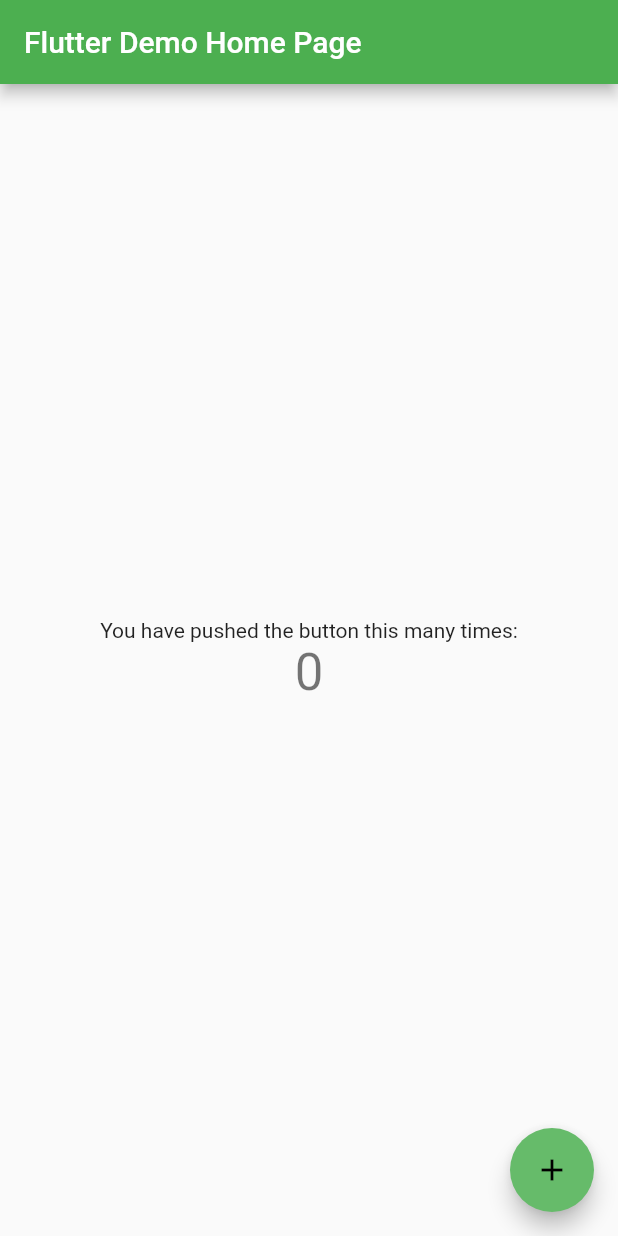
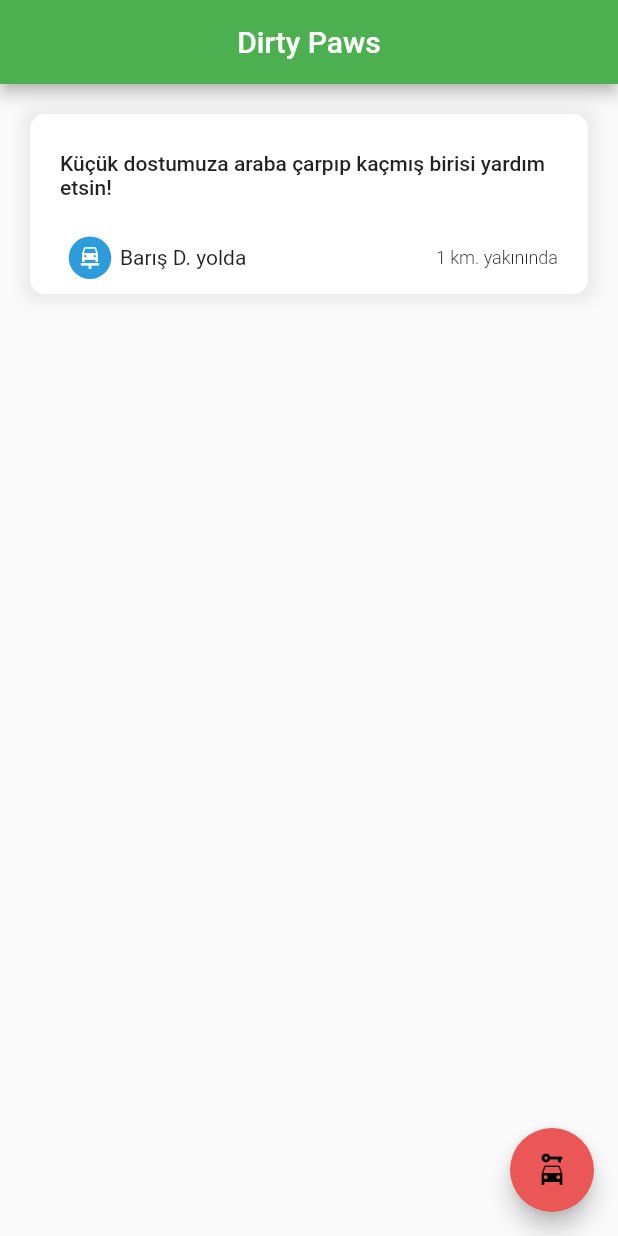
Before and after one commit to baris5d/Mobile-App, a Flutter app: the MyHomePage screen opened directly, on a phone screen of 412 x 824 dp. Run offline on Flutter 3.47's test engine with Material 2 defaults, Android fonts, the phone set to English and light mode, and no system bars; our stand-ins replace flushbar, font_awesome_flutter; missing offline and left inert: transformer_page_view.

Commit message:
Emergency list design

```diff
--- a/lib/dashboard_screen.dart
+++ b/lib/dashboard_screen.dart
@@ -1,4 +1,6 @@
 import 'package:flutter/material.dart';
+
+import 'widgets/help_box.dart';
 
 class MyApp extends StatelessWidget {
   // This widget is the root of your application.
@@ -7,10 +9,10 @@ class MyApp extends StatelessWidget {
     return MaterialApp(
       title: 'Flutter Demo',
       theme: ThemeData(
-        primarySwatch: Colors.blue,
+        primarySwatch: Colors.green,
         visualDensity: VisualDensity.adaptivePlatformDensity,
       ),
-      home: MyHomePage(title: 'Flutter Demo Home Page'),
+      home: MyHomePage(title: 'Dirty Paws'),
     );
   }
 }
@@ -25,39 +27,24 @@ class MyHomePage extends StatefulWidget {
 }
 
 class _MyHomePageState extends State<MyHomePage> {
-  int _counter = 0;
-
-  void _incrementCounter() {
-    setState(() {
-      _counter++;
-    });
-  }
 
   @override
   Widget build(BuildContext context) {
     return Scaffold(
       appBar: AppBar(
-        title: Text(widget.title),
+        title: Align( alignment: Alignment.center, child: Text(widget.title) )
       ),
-      body: Center(
-        child: Column(
-          mainAxisAlignment: MainAxisAlignment.center,
-          children: <Widget>[
-            Text(
-              'You have pushed the button this many times:',
-            ),
-            Text(
-              '$_counter',
-              style: Theme.of(context).textTheme.headline4,
-            ),
-          ],
-        ),
+      body: HelpBox(
+        message: "Küçük dostumuza araba çarpıp kaçmış birisi yardım etsin!",
+        distance: 1,
+        status: 0,
       ),
       floatingActionButton: FloatingActionButton(
-        onPressed: _incrementCounter,
+        //onPressed: _incrementCounter,
         tooltip: 'Increment',
-        child: Icon(Icons.add),
-      ), // This trailing comma makes auto-formatting nicer for build methods.
+        child: Icon(Icons.car_rental),
+        backgroundColor: Color.fromARGB(255,235,87,87),
+      ),
     );
   }
 }
--- /dev/null
+++ b/lib/widgets/help_box.dart
@@ -0,0 +1,104 @@
+import 'package:flutter/material.dart';
+
+class HelpBox extends StatefulWidget {
+   HelpBox({
+    Key key,
+    this.status,
+    this.message,
+    this.distance
+  }) : super(key: key);
+
+
+  final String message;
+  int status;
+  int distance;
+
+  @override
+  _HelpBox createState() => _HelpBox();
+}
+
+class _HelpBox extends State<HelpBox> {
+  @override
+  Widget build(BuildContext context) {
+    return new Container(
+          height:120.0,
+          margin: new EdgeInsets.all(20.0),
+          decoration: new BoxDecoration(borderRadius: new BorderRadius.all(new Radius.circular(10.0)),
+          color: Colors.white,
+          boxShadow: [
+                BoxShadow(
+                  color: Color.fromARGB(15, 0, 0, 0),
+                  spreadRadius: 5,
+                  blurRadius: 7,
+                  offset: Offset(0, 0), // changes position of shadow
+                ),
+              ],
+            ),
+          child:  new Padding(
+            padding: EdgeInsets.only(top:25.0, right:20.0, left:20.0, bottom:10.0),
+            child: new Row(
+              children: <Widget>[
+                new Expanded(
+                  child: new Column(
+                    children: <Widget>[
+                      new Expanded(
+                        flex:2,
+                        child: new Align(
+                          alignment: Alignment.topLeft,
+                          child: Text(
+                            widget.message,
+                            style: new TextStyle( fontWeight: FontWeight.w500 , fontSize: 14.0)
+                            )
+                          )
+                      ),
+                      new Expanded(
+                        flex:1,
+                        child:new Row(
+                          children: [
+                            Expanded(
+                              flex: 1,
+                              child: Container(
+                                child: new Row(
+                                  children: [
+                                    CircleAvatar(
+                                      backgroundColor: (widget.status==1) ? Color.fromARGB(255, 235, 87, 87) : Color.fromARGB(255, 45, 156, 219),
+                                      child:Icon(
+                                        (widget.status==1) ? Icons.hourglass_top_outlined : Icons.car_repair,
+                                        color: Colors.white,
+                                        size: 18.0,
+                                      ),
+                                    ),
+                                    Text(
+                                      (widget.status==1) ? "Yardım Bekliyor" : "Barış D. yolda"
+                                    ),
+                                  ],
+                                )
+                              ),
+                            ),
+                            Expanded(
+                              flex: 1,
+                              child: Container(
+                                child: new Align(
+                                  alignment: Alignment.centerRight,
+                                  child: new Text(
+                                    (widget.distance.toString()) + " km. yakınında",
+                                    style: new TextStyle(
+                                      fontWeight: FontWeight.w300,
+                                      fontSize: 12.0
+                                      )
+                                    )
+                                  )
+                              ),
+                            ),
+                          ],
+                        )
+                      )
+                    ],
+                  ),
+                ),
+              ],
+            )
+          ),
+      );
+  }
+}
```
